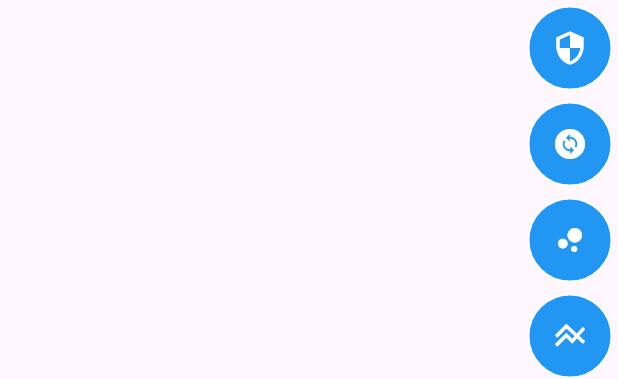
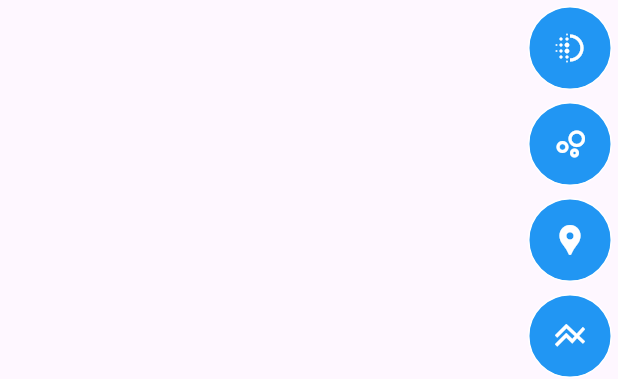
Before and after one commit to alidev0/geo_map, a Flutter app: the Bottom widget shown alone on an empty page, opened directly with empty values, on a phone screen of 412 x 824 dp. Shown: the top 379 px of the screen. Run offline on Flutter 3.47's test engine with Material 3 defaults, Android fonts, the phone set to English and light mode, and no system bars; our stand-ins replace dio, shared_preferences; accounts and stored records are empty.

Commit message:
optim example

```diff
--- a/example/lib/main.dart
+++ b/example/lib/main.dart
@@ -96,7 +96,9 @@ class _HomePageState extends State<HomePage> {
           ctrl: _ctrl,
           activeMarkers: _markers.map((el) => el.latLon).toList(),
           onTapSwitchMarkers: _onTapSwitchMarkers,
+          debugMode: _debugMode,
           toggleDebugMode: _toggleDebugMode,
+          clusterMode: _clusterMode,
           toggleClusterMode: _toggleClusterMode,
           onTapSwitchLines: _onTapSwitchLines,
         ),
--- a/example/lib/ui/bottom.dart
+++ b/example/lib/ui/bottom.dart
@@ -12,7 +12,9 @@ class Bottom extends StatelessWidget {
     required this.ctrl,
     required this.activeMarkers,
     required this.onTapSwitchMarkers,
+    required this.debugMode,
     required this.toggleDebugMode,
+    required this.clusterMode,
     required this.toggleClusterMode,
     required this.onTapSwitchLines,
   });
@@ -20,7 +22,9 @@ class Bottom extends StatelessWidget {
   final MapCtrl ctrl;
   final List<LatLon> activeMarkers;
   final Function() onTapSwitchMarkers;
+  final bool debugMode;
   final Function() toggleDebugMode;
+  final bool clusterMode;
   final Function() toggleClusterMode;
   final Function() onTapSwitchLines;
 
@@ -115,12 +119,16 @@ class Bottom extends StatelessWidget {
 
     curent = ColoredBox(color: Colors.blue.withOpacity(0.5), child: curent);
 
+    final debugIcon = debugMode ? Icons.deblur : Icons.deblur_outlined;
+    final clusterIcon =
+        clusterMode ? Icons.bubble_chart : Icons.bubble_chart_outlined;
+
     curent = Column(
       crossAxisAlignment: CrossAxisAlignment.end,
       children: [
-        iconButton(Icons.security, toggleDebugMode),
-        iconButton(Icons.change_circle, toggleClusterMode),
-        iconButton(Icons.bubble_chart, onTapSwitchMarkers),
+        iconButton(debugIcon, toggleDebugMode),
+        iconButton(clusterIcon, toggleClusterMode),
+        iconButton(Icons.location_pin, onTapSwitchMarkers),
         iconButton(Icons.line_axis, onTapSwitchLines),
         iconButton(Icons.location_searching, () => ctrl.animateTo(myGps, 18)),
         curent,
--- a/example/lib/ui/style.dart
+++ b/example/lib/ui/style.dart
@@ -5,5 +5,5 @@ const textStyle = TextStyle(
   color: Colors.black,
   decoration: TextDecoration.none,
   fontWeight: FontWeight.normal,
-  fontFamily: 'Roboto'
+  fontFamily: 'Roboto',
 );
--- a/lib/src/ui/helper.dart
+++ b/lib/src/ui/helper.dart
@@ -23,7 +23,8 @@ class Helper extends InheritedWidget {
   static PixelPoint centerOf(BuildContext context) => _result(context).center;
   static Size sizeOf(BuildContext context) => _result(context).size;
   static double markerRadOf(BuildContext context) => _result(context).markerRad;
-  static double clusterRadOf(BuildContext context) => _result(context).clusterRad;
+  static double clusterRadOf(BuildContext context) =>
+      _result(context).clusterRad;
 
   static Helper _result(BuildContext context) {
     final result = context.dependOnInheritedWidgetOfExactType<Helper>();
--- a/lib/src/ui/style.dart
+++ b/lib/src/ui/style.dart
@@ -5,5 +5,5 @@ const textStyle = TextStyle(
   color: Colors.black,
   decoration: TextDecoration.none,
   fontWeight: FontWeight.normal,
-  fontFamily: 'Roboto'
+  fontFamily: 'Roboto',
 );
```
Also changed, not shown: 1 other file.
